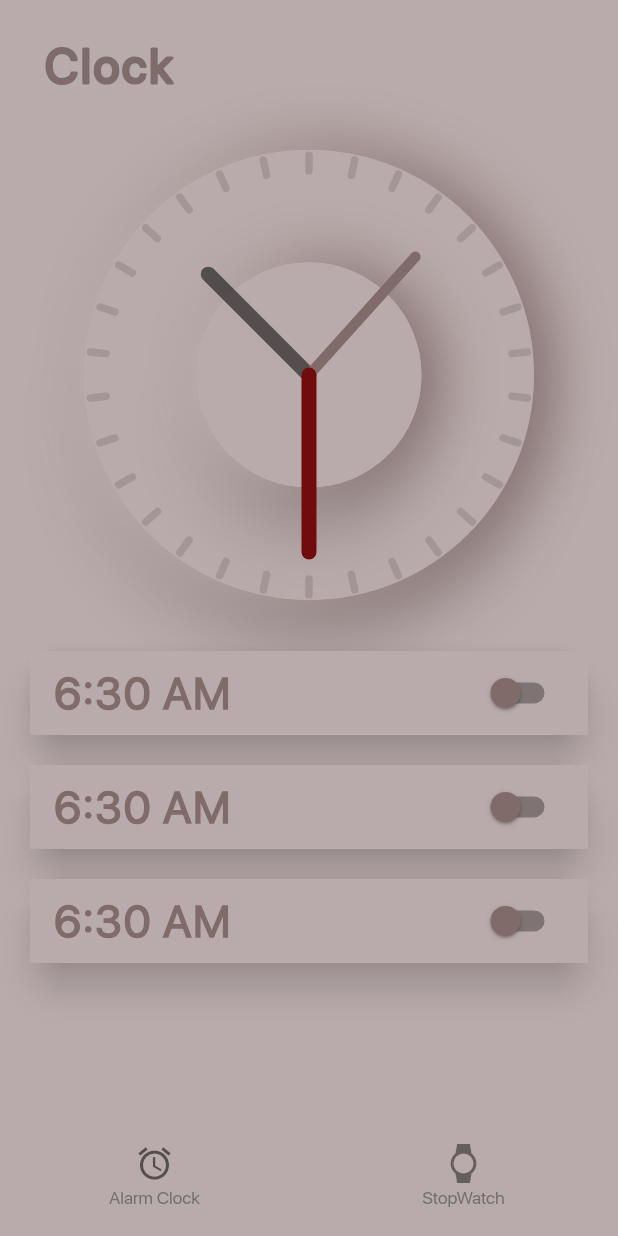
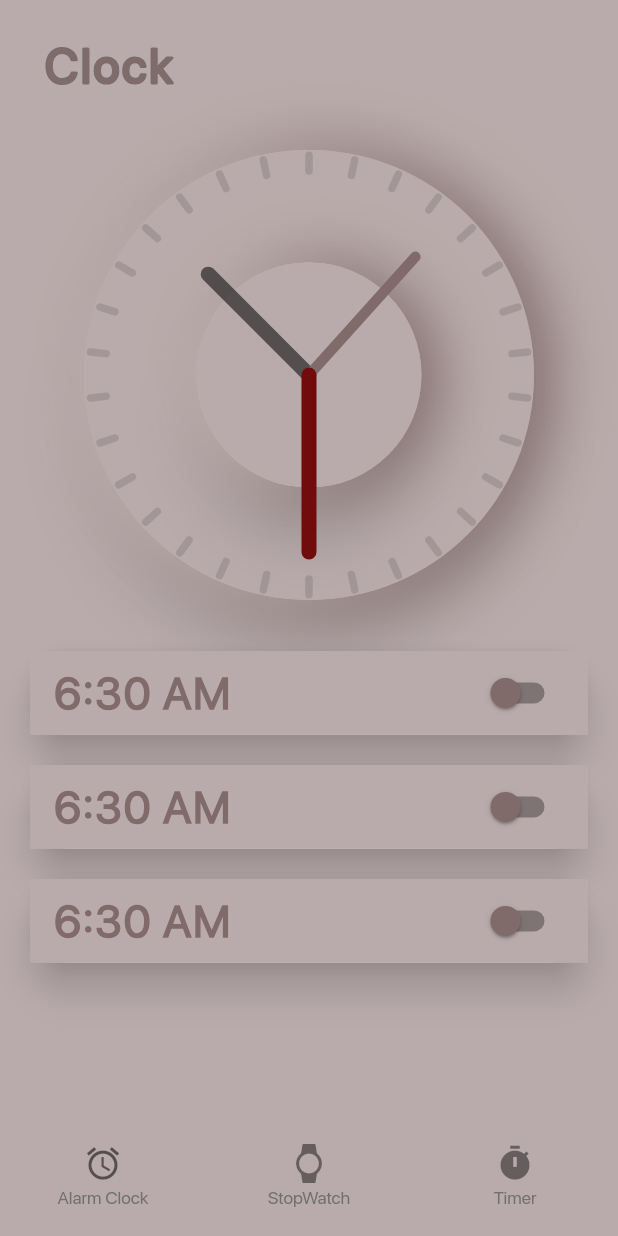
Before and after one commit to Poujhit/Neumorphic-Clock-App, a Flutter app: the screen it shows after launch, on a phone screen of 412 x 824 dp. Run offline on Flutter 3.47's test engine with Material 2 defaults, Android fonts, the phone set to English and light mode, and no system bars; drawn by our look-alikes of bordered_text, persistent_bottom_nav_bar; our stand-ins replace circular_countdown_timer, flutter_local_notifications, flutter_native_timezone, flutter_neumorphic, fluttertoast, numberpicker and 3 more; missing offline and left inert: android_alarm_manager.

Commit message:
feat: added timer to the bottom nav bar 🕘

```diff
--- a/lib/screens/home_screen.dart
+++ b/lib/screens/home_screen.dart
@@ -1,13 +1,18 @@
 import 'package:flutter/material.dart';
 import 'package:neumorphic_clock_app/screens/clock_screen.dart';
 import 'package:neumorphic_clock_app/screens/stop_watch_screen.dart';
+import 'package:neumorphic_clock_app/screens/timer_screen.dart';
 import 'package:persistent_bottom_nav_bar/persistent-tab-view.dart';
 
 class HomeScreen extends StatelessWidget {
   final PersistentTabController _controller = PersistentTabController(initialIndex: 0);
 
   List<Widget> _buildScreens() {
-    return [ClockScreen(), StopWatchScreen()];
+    return [
+      ClockScreen(),
+      StopWatchScreen(),
+      TimerScreen(),
+    ];
   }
 
   List<PersistentBottomNavBarItem> _navBarsItems() {
@@ -21,6 +26,12 @@ class HomeScreen extends StatelessWidget {
       PersistentBottomNavBarItem(
         icon: Icon(Icons.watch, color: Colors.black45),
         title: ("StopWatch"),
+        activeColor: Color(0xFF707070),
+        inactiveColor: Color(0xFF707070),
+      ),
+      PersistentBottomNavBarItem(
+        icon: Icon(Icons.timer, color: Colors.black45),
+        title: ("Timer"),
         activeColor: Color(0xFF707070),
         inactiveColor: Color(0xFF707070),
       ),
@@ -39,7 +50,6 @@ class HomeScreen extends StatelessWidget {
       backgroundColor: Color(0xFFb9abab),
       handleAndroidBackButtonPress: true,
       resizeToAvoidBottomInset: true,
-
       stateManagement: true,
       neumorphicProperties: NeumorphicProperties(
         bevel: 15,
@@ -53,18 +63,16 @@ class HomeScreen extends StatelessWidget {
       popAllScreensOnTapOfSelectedTab: true,
       popActionScreens: PopActionScreensType.all,
       padding: NavBarPadding.only(bottom: 15),
-
       itemAnimationProperties: ItemAnimationProperties(
         duration: Duration(milliseconds: 200),
         curve: Curves.ease,
       ),
       screenTransitionAnimation: ScreenTransitionAnimation(
-        // Screen transition animation on change of selected tab.
         animateTabTransition: true,
         curve: Curves.ease,
         duration: Duration(milliseconds: 200),
       ),
-      navBarStyle: NavBarStyle.neumorphic, // Choose the nav bar style with this property.
+      navBarStyle: NavBarStyle.neumorphic,
     );
   }
 }
```
